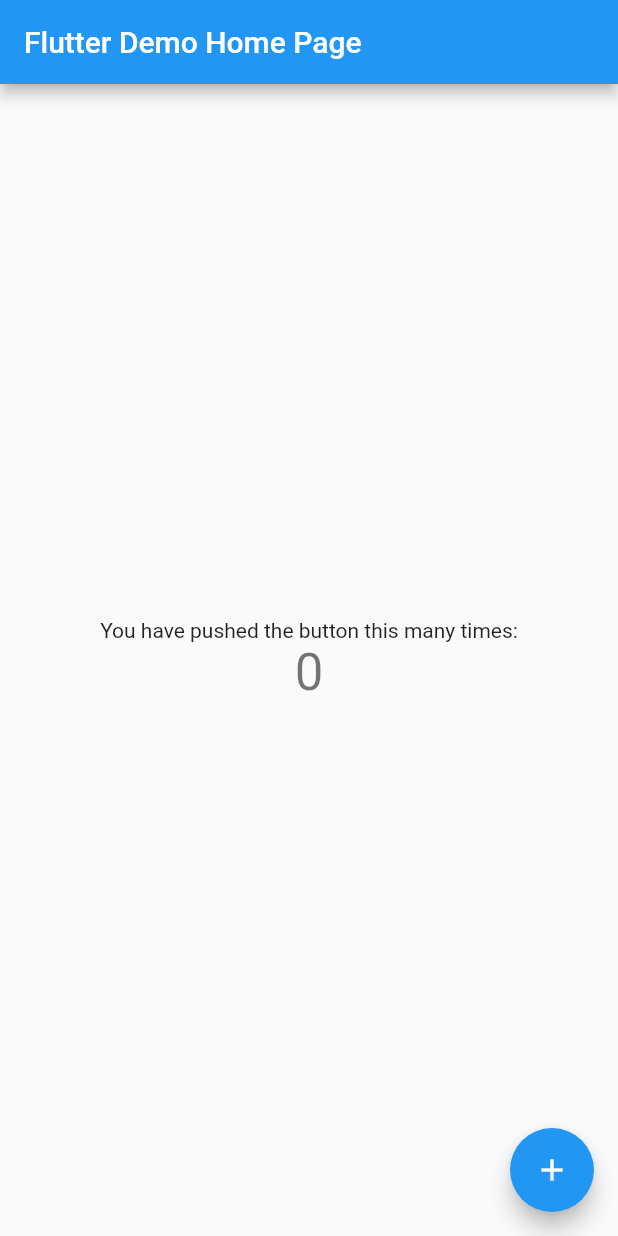
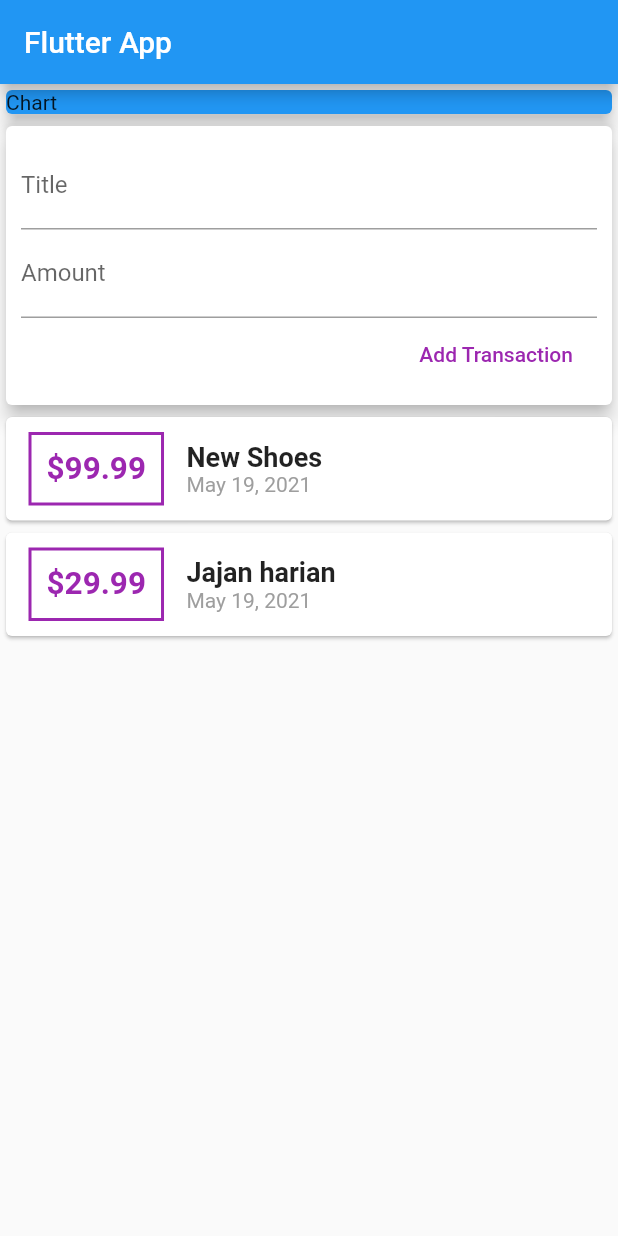
Before and after one commit to rizalaji1st/expens_counter_with_flutter, a Flutter app: the screen it shows after launch, on a phone screen of 412 x 824 dp. Run offline on Flutter 3.47's test engine with Material 2 defaults, Android fonts, the phone set to English and light mode, and no system bars.

Commit message:
Menambah models dan widgets yang dibutuhkan

```diff
--- a/lib/main.dart
+++ b/lib/main.dart
@@ -1,4 +1,6 @@
 import 'package:flutter/material.dart';
+
+import './widgets/user_transaction.dart';
 
 void main() {
   runApp(MyApp());
@@ -9,109 +11,34 @@ class MyApp extends StatelessWidget {
   @override
   Widget build(BuildContext context) {
     return MaterialApp(
-      title: 'Flutter Demo',
-      theme: ThemeData(
-        // This is the theme of your application.
-        //
-        // Try running your application with "flutter run". You'll see the
-        // application has a blue toolbar. Then, without quitting the app, try
-        // changing the primarySwatch below to Colors.green and then invoke
-        // "hot reload" (press "r" in the console where you ran "flutter run",
-        // or simply save your changes to "hot reload" in a Flutter IDE).
-        // Notice that the counter didn't reset back to zero; the application
-        // is not restarted.
-        primarySwatch: Colors.blue,
-        // This makes the visual density adapt to the platform that you run
-        // the app on. For desktop platforms, the controls will be smaller and
-        // closer together (more dense) than on mobile platforms.
-        visualDensity: VisualDensity.adaptivePlatformDensity,
-      ),
-      home: MyHomePage(title: 'Flutter Demo Home Page'),
+      title: 'Flutter App',
+      home: MyHomePage(),
     );
   }
 }
 
-class MyHomePage extends StatefulWidget {
-  MyHomePage({Key key, this.title}) : super(key: key);
-
-  // This widget is the home page of your application. It is stateful, meaning
-  // that it has a State object (defined below) that contains fields that affect
-  // how it looks.
-
-  // This class is the configuration for the state. It holds the values (in this
-  // case the title) provided by the parent (in this case the App widget) and
-  // used by the build method of the State. Fields in a Widget subclass are
-  // always marked "final".
-
-  final String title;
-
-  @override
-  _MyHomePageState createState() => _MyHomePageState();
-}
-
-class _MyHomePageState extends State<MyHomePage> {
-  int _counter = 0;
-
-  void _incrementCounter() {
-    setState(() {
-      // This call to setState tells the Flutter framework that something has
-      // changed in this State, which causes it to rerun the build method below
-      // so that the display can reflect the updated values. If we changed
-      // _counter without calling setState(), then the build method would not be
-      // called again, and so nothing would appear to happen.
-      _counter++;
-    });
-  }
-
+class MyHomePage extends StatelessWidget {
   @override
   Widget build(BuildContext context) {
-    // This method is rerun every time setState is called, for instance as done
-    // by the _incrementCounter method above.
-    //
-    // The Flutter framework has been optimized to make rerunning build methods
-    // fast, so that you can just rebuild anything that needs updating rather
-    // than having to individually change instances of widgets.
     return Scaffold(
       appBar: AppBar(
-        // Here we take the value from the MyHomePage object that was created by
-        // the App.build method, and use it to set our appbar title.
-        title: Text(widget.title),
+        title: Text('Flutter App'),
       ),
-      body: Center(
-        // Center is a layout widget. It takes a single child and positions it
-        // in the middle of the parent.
-        child: Column(
-          // Column is also a layout widget. It takes a list of children and
-          // arranges them vertically. By default, it sizes itself to fit its
-          // children horizontally, and tries to be as tall as its parent.
-          //
-          // Invoke "debug painting" (press "p" in the console, choose the
-          // "Toggle Debug Paint" action from the Flutter Inspector in Android
-          // Studio, or the "Toggle Debug Paint" command in Visual Studio Code)
-          // to see the wireframe for each widget.
-          //
-          // Column has various properties to control how it sizes itself and
-          // how it positions its children. Here we use mainAxisAlignment to
-          // center the children vertically; the main axis here is the vertical
-          // axis because Columns are vertical (the cross axis would be
-          // horizontal).
-          mainAxisAlignment: MainAxisAlignment.center,
-          children: <Widget>[
-            Text(
-              'You have pushed the button this many times:',
+      body: Column(
+        mainAxisAlignment: MainAxisAlignment.start,
+        crossAxisAlignment: CrossAxisAlignment.stretch,
+        children: <Widget>[
+          Container(
+            width: double.infinity,
+            child: Card(
+              color: Colors.blue,
+              child: Text('Chart'),
+              elevation: 5,
             ),
-            Text(
-              '$_counter',
-              style: Theme.of(context).textTheme.headline4,
-            ),
-          ],
-        ),
+          ),
+          UserTransaction(),
+        ],
       ),
-      floatingActionButton: FloatingActionButton(
-        onPressed: _incrementCounter,
-        tooltip: 'Increment',
-        child: Icon(Icons.add),
-      ), // This trailing comma makes auto-formatting nicer for build methods.
     );
   }
 }
--- /dev/null
+++ b/lib/models/transaction.dart
@@ -0,0 +1,15 @@
+import 'package:flutter/foundation.dart';
+
+class Transaction {
+  final String id;
+  final String title;
+  final double amount;
+  final DateTime date;
+
+  Transaction({
+    @required this.id,
+    @required this.title,
+    @required this.amount,
+    @required this.date,
+  });
+}
--- /dev/null
+++ b/lib/widgets/new_transaction.dart
@@ -0,0 +1,41 @@
+import 'package:flutter/material.dart';
+
+class NewTransaction extends StatelessWidget {
+  final Function addTx;
+  final titleController = TextEditingController();
+  final amountController = TextEditingController();
+
+  NewTransaction(this.addTx);
+
+  @override
+  Widget build(BuildContext context) {
+    return Card(
+      elevation: 5,
+      child: Container(
+        padding: EdgeInsets.all(10),
+        child: Column(
+            crossAxisAlignment: CrossAxisAlignment.end,
+            children: <Widget>[
+              TextField(
+                decoration: InputDecoration(labelText: 'Title'),
+                controller: titleController,
+              ),
+              TextField(
+                decoration: InputDecoration(labelText: 'Amount'),
+                controller: amountController,
+              ),
+              FlatButton(
+                child: Text('Add Transaction'),
+                textColor: Colors.purple,
+                onPressed: () {
+                  addTx(
+                    titleController.text,
+                    double.parse(amountController.text),
+                  );
+                },
+              )
+            ]),
+      ),
+    );
+  }
+}
--- /dev/null
+++ b/lib/widgets/transaction_list.dart
@@ -0,0 +1,62 @@
+import 'package:expens_counter_with_flutter/models/transaction.dart';
+import 'package:flutter/material.dart';
+import 'package:intl/intl.dart';
+
+class TransactionList extends StatelessWidget {
+  final List<Transaction> transactions;
+
+  TransactionList(this.transactions);
+
+  @override
+  Widget build(BuildContext context) {
+    return Column(
+            children: transactions.map((tx) {
+              return Card(
+                child: Row(
+                  children: <Widget>[
+                    Container(
+                      margin: EdgeInsets.symmetric(
+                        vertical: 10,
+                        horizontal: 15,
+                      ),
+                      decoration: BoxDecoration(
+                        border: Border.all(
+                          color: Colors.purple,
+                          width: 2,
+                        ),
+                      ),
+                      padding: EdgeInsets.all(10),
+                      child: Text(
+                        '\$${tx.amount}',
+                        style: TextStyle(
+                          fontWeight: FontWeight.bold,
+                          fontSize: 21,
+                          color: Colors.purple,
+                        ),
+                      ),
+                    ),
+                    Column(
+                      crossAxisAlignment: CrossAxisAlignment.start,
+                      children: <Widget>[
+                        Text(
+                          tx.title,
+                          style: TextStyle(
+                            fontSize: 18,
+                            fontWeight: FontWeight.bold,
+                          ),
+                        ),
+                        Text(
+                          DateFormat.yMMMd().format(tx.date),
+                          style: TextStyle(
+                            color: Colors.grey,
+                          ),
+                        ),
+                      ],
+                    )
+                  ],
+                ),
+              );
+            }).toList(),
+          );
+  }
+}
--- /dev/null
+++ b/lib/widgets/user_transaction.dart
@@ -0,0 +1,50 @@
+import 'package:flutter/material.dart';
+
+import 'new_transaction.dart';
+import './transaction_list.dart';
+import '../models/transaction.dart';
+
+class UserTransaction extends StatefulWidget {
+  @override
+  _UserTransactionState createState() => _UserTransactionState();
+}
+
+class _UserTransactionState extends State<UserTransaction> {
+  final List<Transaction> _userTransactions = [
+    Transaction(
+      id: 't1',
+      title: 'New Shoes',
+      amount: 99.99,
+      date: DateTime.now(),
+    ),
+    Transaction(
+      id: 't2',
+      title: 'Jajan harian',
+      amount: 29.99,
+      date: DateTime.now(),
+    ),
+  ];
+
+  void _addNewTransaction(String txTitle, double txAmount) {
+    final newTx = Transaction(
+      title: txTitle,
+      amount: txAmount,
+      date: DateTime.now(),
+      id: DateTime.now().toString(),
+    );
+
+    setState(() {
+       _userTransactions.add(newTx);
+    });
+  }
+
+  @override
+  Widget build(BuildContext context) {
+    return Column(
+      children: <Widget>[
+        NewTransaction(_addNewTransaction),
+        TransactionList(_userTransactions),
+      ],
+    );
+  }
+}
--- a/pubspec.yaml
+++ b/pubspec.yaml
@@ -23,6 +23,7 @@ environment:
 dependencies:
   flutter:
     sdk: flutter
+  intl: ^0.16.0
 
 
   # The following adds the Cupertino Icons font to your application.
```
Also changed, not shown: pubspec.lock, 1 other file.
